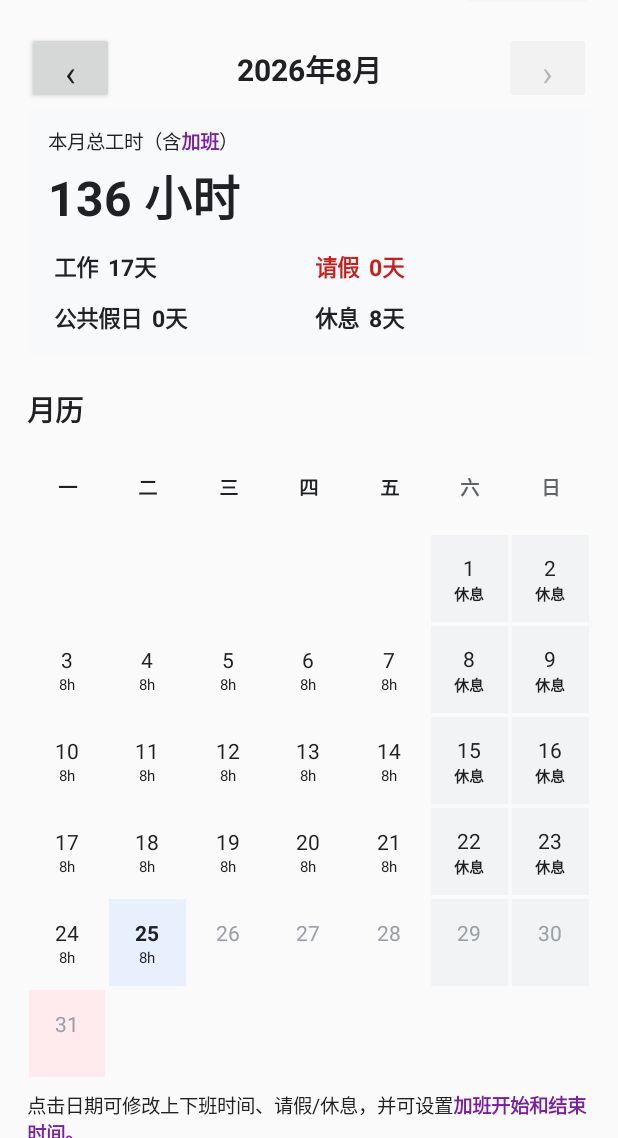
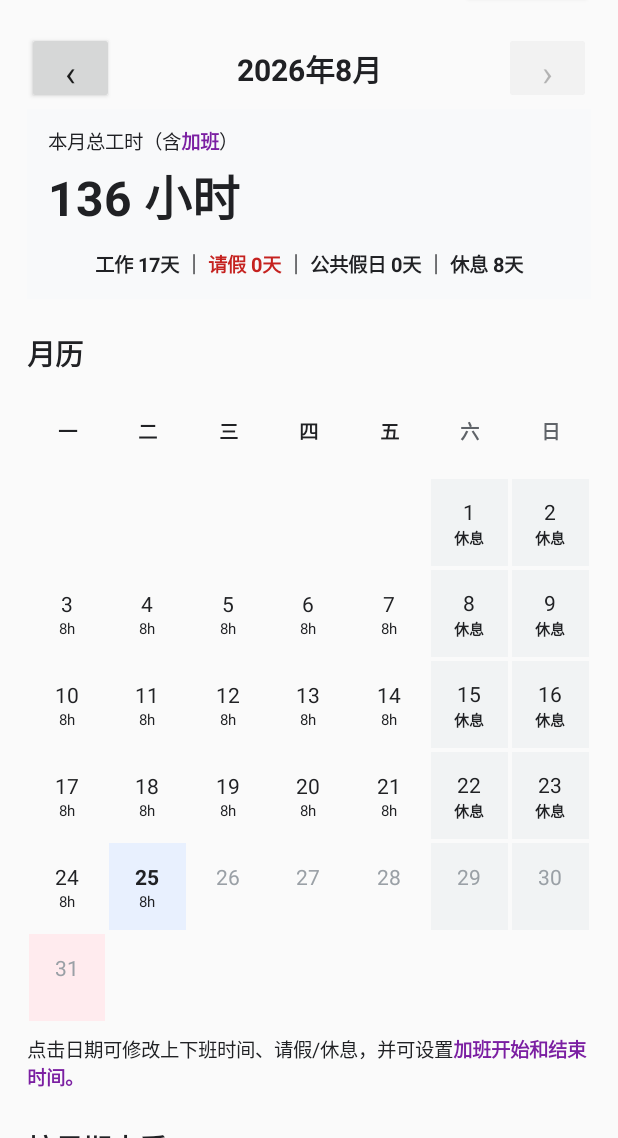
Before and after one commit to yagay/work, an Android app: the screen it shows after launch (MainActivity), on a phone screen of 412 x 824 dp, the part 98-1236 px from its top. Run offline under Robolectric (Android 15) with nearby library versions, the phone set to English and light mode, and no system bars.

Commit message:
Use one shared status stats formatter

```diff
--- a/app/src/main/java/com/example/workhours/MainActivity.java
+++ b/app/src/main/java/com/example/workhours/MainActivity.java
@@ -55,7 +55,7 @@ public class MainActivity extends Activity {
     private YearMonth displayedMonth;
     private LocalDate displayedWeekStart;
     private LocalDate rangeStart, rangeEnd;
-    private TextView monthTitle, totalHoursText, workDaysText, leaveDaysText, holidayDaysText, restDaysText;
+    private TextView monthTitle, totalHoursText, statusStatsText;
     private Button previousMonthButton, nextMonthButton, previousWeekButton, nextWeekButton;
     private GridLayout calendarGrid;
     private LinearLayout exceptionsContainer, weekDetailsContainer, rangeDetailsContainer;
@@ -140,23 +140,10 @@ public class MainActivity extends Activity {
         card.addView(text("本月总工时（含加班）", 13, false));
         totalHoursText = text("", 32, true); totalHoursText.setPadding(0, dp(3), 0, dp(10)); card.addView(totalHoursText);
 
-        LinearLayout statsRows = vertical();
-        card.addView(statsRows);
-        LinearLayout statsRow1 = horizontal();
-        LinearLayout statsRow2 = horizontal();
-        statsRows.addView(statsRow1);
-        LinearLayout.LayoutParams row2Params = new LinearLayout.LayoutParams(-1, -2);
-        row2Params.topMargin = dp(8);
-        statsRows.addView(statsRow2, row2Params);
-
-        workDaysText = statLineText();
-        leaveDaysText = statLineText();
-        holidayDaysText = statLineText();
-        restDaysText = statLineText();
-        statsRow1.addView(workDaysText, new LinearLayout.LayoutParams(0, -2, 1f));
-        statsRow1.addView(leaveDaysText, new LinearLayout.LayoutParams(0, -2, 1f));
-        statsRow2.addView(holidayDaysText, new LinearLayout.LayoutParams(0, -2, 1f));
-        statsRow2.addView(restDaysText, new LinearLayout.LayoutParams(0, -2, 1f));
+        statusStatsText = statLineText();
+        statusStatsText.setTextSize(13);
+        statusStatsText.setGravity(Gravity.CENTER);
+        card.addView(statusStatsText);
 
         TextView ct = text("月历", 19, true); ct.setPadding(0, dp(22), 0, dp(8)); root.addView(ct);
         calendarGrid = new GridLayout(this); calendarGrid.setColumnCount(7); calendarGrid.setAlignmentMode(GridLayout.ALIGN_BOUNDS); root.addView(calendarGrid);
@@ -196,10 +183,8 @@ public class MainActivity extends Activity {
         previousMonthButton.setEnabled(first == null || displayedMonth.isAfter(first)); nextMonthButton.setEnabled(displayedMonth.isBefore(now));
         LocalDate start = displayedMonth.atDay(1); if (ws != null && start.isBefore(ws)) start = ws; LocalDate end = displayedMonth.equals(now) ? today : displayedMonth.atEndOfMonth();
         Stats s = collectStats(start, end); totalHoursText.setText(formatDurationHours(s.totalHours));
-        workDaysText.setText("工作  " + s.workDays + "天");
-        leaveDaysText.setText("请假  " + s.leaveDays + "天");
-        holidayDaysText.setText("公共假日  " + s.holidayDays + "天");
-        restDaysText.setText("休息  " + s.restDays + "天");
+        statusStatsText.setText(StatusStatsFormatter.format(
+                s.workDays, s.leaveDays, s.holidayDays, s.restDays));
         rebuildCalendar(today); rebuildExceptions(end);
     }
 
@@ -211,7 +196,9 @@ public class MainActivity extends Activity {
         previousWeekButton.setEnabled(first == null || displayedWeekStart.isAfter(first)); nextWeekButton.setEnabled(displayedWeekStart.isBefore(cur)); weekDetailsContainer.removeAllViews();
         if (start.isAfter(end)) { weekSummaryText.setText("本周尚未开始工作"); return; }
         Stats s = collectStats(start, end);
-        weekSummaryText.setText("总工时：" + formatDurationHours(s.totalHours) + "（其中加班 " + formatDurationHours(s.overtimeHours) + "）\n工作：" + s.workDays + "天 · 请假：" + s.leaveDays + "天 · 公共假日：" + s.holidayDays + "天 · 休息：" + s.restDays + "天");
+        weekSummaryText.setText("总工时：" + formatDurationHours(s.totalHours)
+                + "（其中加班 " + formatDurationHours(s.overtimeHours) + "）\n"
+                + StatusStatsFormatter.format(s.workDays, s.leaveDays, s.holidayDays, s.restDays));
         addPeriodDetails(weekDetailsContainer, start, end, true, true);
     }
 
@@ -285,7 +272,7 @@ public class MainActivity extends Activity {
 
     private void showDatePicker(boolean startPicker){LocalDate initial=startPicker?rangeStart:rangeEnd,today=LocalDate.now(),ws=getWorkStartDate();if(ws!=null&&initial.isBefore(ws))initial=ws;DatePickerDialog d=new DatePickerDialog(this,(v,y,m,day)->{LocalDate s=LocalDate.of(y,m+1,day);if(s.isAfter(today))s=today;if(ws!=null&&s.isBefore(ws))s=ws;if(startPicker)rangeStart=s;else rangeEnd=s;updateRangeButtons();},initial.getYear(),initial.getMonthValue()-1,initial.getDayOfMonth());d.getDatePicker().setMaxDate(System.currentTimeMillis());if(ws!=null)d.getDatePicker().setMinDate(ws.atStartOfDay(java.time.ZoneId.systemDefault()).toInstant().toEpochMilli());d.show();}
     private void updateRangeButtons(){DateTimeFormatter f=DateTimeFormatter.ofPattern("yyyy-MM-dd");rangeStartButton.setText(rangeStart.format(f));rangeEndButton.setText(rangeEnd.format(f));}
-    private void calculateRange(){if(rangeDetailsContainer==null)return;rangeDetailsContainer.removeAllViews();LocalDate today=LocalDate.now(),ws=getWorkStartDate(),start=rangeStart,end=rangeEnd.isAfter(today)?today:rangeEnd;if(ws!=null&&start.isBefore(ws))start=ws;if(start.isAfter(end)){rangeSummaryText.setText("开始日期不能晚于结束日期");return;}Stats s=collectStats(start,end);rangeSummaryText.setText(start+" 至 "+end+"\n总工时："+formatDurationHours(s.totalHours)+"（加班 "+formatDurationHours(s.overtimeHours)+"）\n工作："+s.workDays+"天 · 请假："+s.leaveDays+"天 · 公共假日："+s.holidayDays+"天 · 休息："+s.restDays+"天");addPeriodDetails(rangeDetailsContainer,start,end,false,true);}
+    private void calculateRange(){if(rangeDetailsContainer==null)return;rangeDetailsContainer.removeAllViews();LocalDate today=LocalDate.now(),ws=getWorkStartDate(),start=rangeStart,end=rangeEnd.isAfter(today)?today:rangeEnd;if(ws!=null&&start.isBefore(ws))start=ws;if(start.isAfter(end)){rangeSummaryText.setText("开始日期不能晚于结束日期");return;}Stats s=collectStats(start,end);rangeSummaryText.setText(start+" 至 "+end+"\n总工时："+formatDurationHours(s.totalHours)+"（加班 "+formatDurationHours(s.overtimeHours)+"）\n"+StatusStatsFormatter.format(s.workDays,s.leaveDays,s.holidayDays,s.restDays));addPeriodDetails(rangeDetailsContainer,start,end,false,true);}
     private Stats collectStats(LocalDate start,LocalDate end){Stats s=new Stats();if(start==null||end==null||start.isAfter(end))return s;float daily=getConfiguredDailyHours();LocalDate ws=getWorkStartDate();for(LocalDate d=start;!d.isAfter(end);d=d.plusDays(1)){if(ws!=null&&d.isBefore(ws))continue;boolean h=isBankHoliday(d),l=!h&&isLeave(d),r=!h&&!l&&isManualRest(d),c=isConfiguredWorkDay(d)&&!h,o=!h&&!l&&!r&&hasOverride(d),a=!h&&!l&&!r&&!o&&!c;float base=getBaseHoursForDate(d,daily,c),ot=getOvertimeHours(d);s.totalHours+=base+ot;s.overtimeHours+=ot;if(base+ot>0)s.workDays++;if(l)s.leaveDays++;if(h)s.holidayDays++;if(r||a)s.restDays++;if(o)s.overrideDays++;}return s;}
     private static class Stats{float totalHours,overtimeHours;int workDays,leaveDays,holidayDays,restDays,overrideDays;}
 
```
